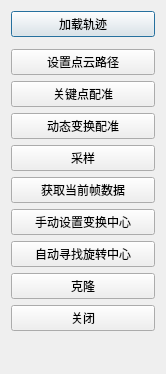
The window that qCC/slam/CSlamLadirDialog.ui (alex-kity/optimization-Registration) describes before a commit, drawn with Qt 5.
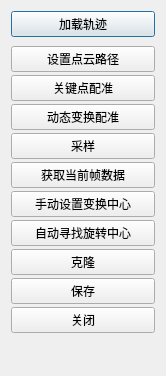
The same window after the commit.

The edit to the form file:
```diff
--- a/qCC/slam/CSlamLadirDialog.ui
+++ b/qCC/slam/CSlamLadirDialog.ui
@@ -7,7 +7,7 @@
     <x>0</x>
     <y>0</y>
     <width>166</width>
-    <height>374</height>
+    <height>376</height>
    </rect>
   </property>
   <property name="maximumSize">
@@ -116,6 +116,13 @@
           </property>
          </widget>
         </item>
+        <item>
+         <widget class="QPushButton" name="SavePath">
+          <property name="text">
+           <string>保存</string>
+          </property>
+         </widget>
+        </item>
         <item>
          <widget class="QPushButton" name="btnclose">
           <property name="text">
```
